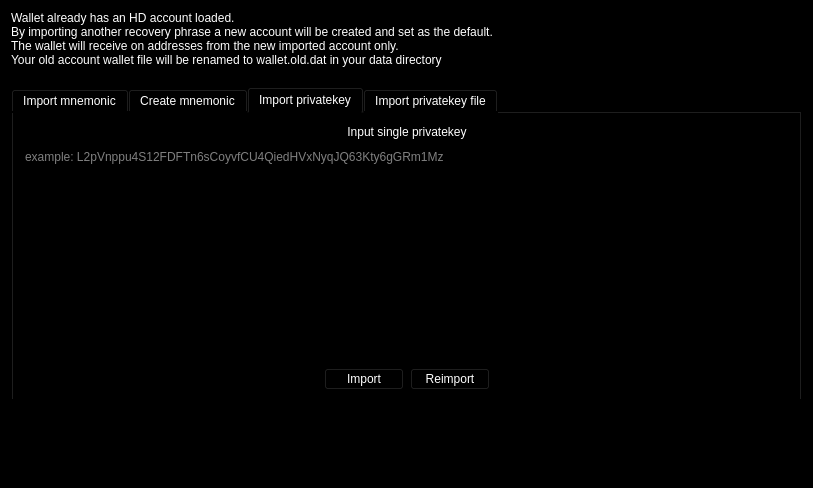
This is src/qt/forms/mnemonicdialog.ui in duality-solutions/Dynamic as Qt 5 draws it before an edit. The edited form follows.
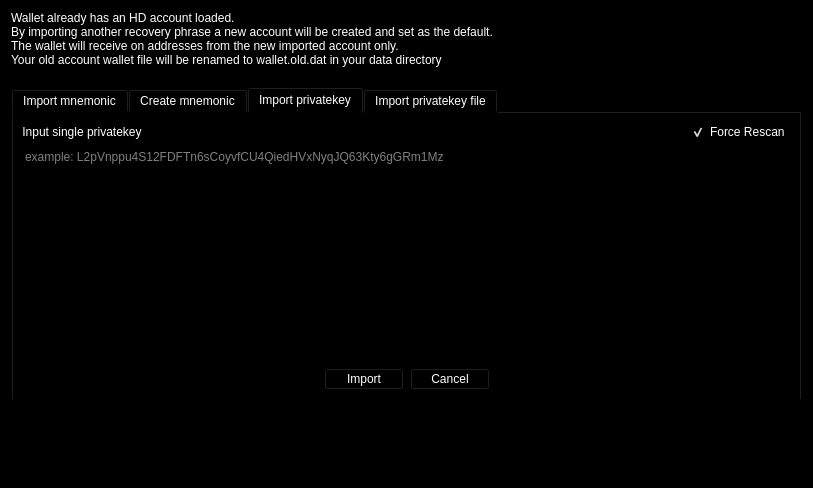
This is the edited form. The open tabs and pages were chosen to show the change. Icons and pictures are not drawn.

Commit message: [Mnemonic GUI] Tweak import private key and wallet file GUIs

```diff
--- a/src/qt/forms/mnemonicdialog.ui
+++ b/src/qt/forms/mnemonicdialog.ui
@@ -641,19 +641,6 @@
         <layout class="QVBoxLayout" name="verticalLayout_4">
          <item>
           <layout class="QHBoxLayout" name="horizontalLayout_5">
-           <item>
-            <spacer name="horizontalSpacer_8">
-             <property name="orientation">
-              <enum>Qt::Horizontal</enum>
-             </property>
-             <property name="sizeHint" stdset="0">
-              <size>
-               <width>40</width>
-               <height>20</height>
-              </size>
-             </property>
-            </spacer>
-           </item>
            <item>
             <widget class="QLabel" name="label_2">
              <property name="text">
@@ -677,6 +664,16 @@
              </property>
             </spacer>
            </item>
+           <item>
+            <widget class="QCheckBox" name="checkBoxPrivateKeyForceRescan">
+             <property name="text">
+              <string>Force Rescan</string>
+             </property>
+             <property name="checked">
+              <bool>true</bool>
+             </property>
+            </widget>
+           </item>
           </layout>
          </item>
          <item>
@@ -737,15 +734,9 @@
             </widget>
            </item>
            <item>
-            <widget class="QPushButton" name="reimportPrivatekey">
-             <property name="sizePolicy">
-              <sizepolicy hsizetype="Fixed" vsizetype="Fixed">
-               <horstretch>0</horstretch>
-               <verstretch>0</verstretch>
-              </sizepolicy>
-             </property>
+            <widget class="QPushButton" name="pushButtonPrivatekeyCancel">
              <property name="text">
-              <string>Reimport</string>
+              <string>Cancel</string>
              </property>
             </widget>
            </item>
```
Left out of the diff: 35 changed lines with no effect on the pictures. The commit also changes 2 other files.
